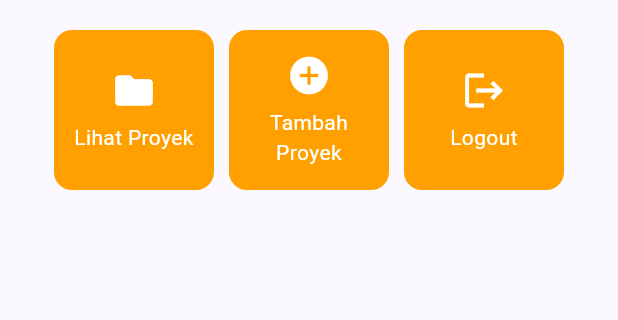
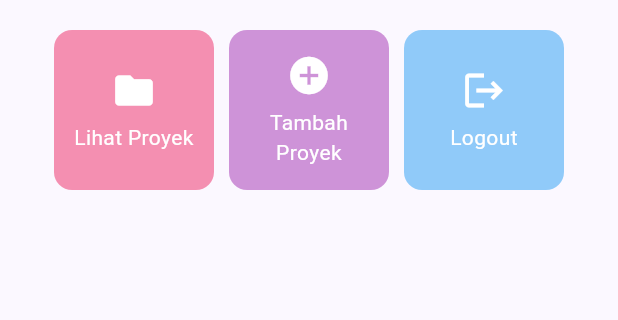
Before and after one commit to RedStone576/pbp_flutter, a Flutter app: the screen it shows after launch, on a phone screen of 412 x 824 dp, the part 357-677 px from its top. Run offline on Flutter 3.47's test engine with Material 3 defaults, Android fonts, the phone set to English and light mode, and no system bars.

Commit message:
feat: add some color property on the homepage button

```diff
--- a/lib/menu.dart
+++ b/lib/menu.dart
@@ -8,9 +8,9 @@ class MyHomePage extends StatelessWidget {
   final String kelas = "PBP E";
 
   final List<ItemHomepage> items = [
-    ItemHomepage("Lihat Proyek", Icons.folder),
-    ItemHomepage("Tambah Proyek", Icons.add_circle),
-    ItemHomepage("Logout", Icons.logout),
+    ItemHomepage("Lihat Proyek", Icons.folder, Colors.pink[200]!),
+    ItemHomepage("Tambah Proyek", Icons.add_circle, Colors.purple[200]!),
+    ItemHomepage("Logout", Icons.logout, Colors.blue[200]!),
   ];
 
   @override
@@ -120,8 +120,9 @@ class InfoCard extends StatelessWidget {
 class ItemHomepage {
   final String name;
   final IconData icon;
+  final Color color;
 
-  ItemHomepage(this.name, this.icon);
+  ItemHomepage(this.name, this.icon, this.color);
 }
 
 class ItemCard extends StatelessWidget {
@@ -132,8 +133,8 @@ class ItemCard extends StatelessWidget {
   @override
   Widget build(BuildContext context) {
     return Material(
-      // Menggunakan warna sekunder dari skema tema aplikasi.
-      color: Theme.of(context).colorScheme.secondary,
+      // Menggunakan warna dari masing-masing item.
+      color: item.color,
       borderRadius: BorderRadius.circular(12),
       child: InkWell(
         // Aksi ketika kartu ditekan oleh pengguna.
```
